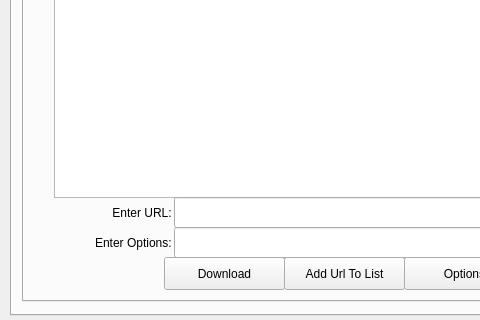
Old version of the form src/mainwindow.ui in the repository mhogomchungu/media-downloader; both pictures show x 0 to 480 and y 145 to 465 of the 823 by 465 pixel window.
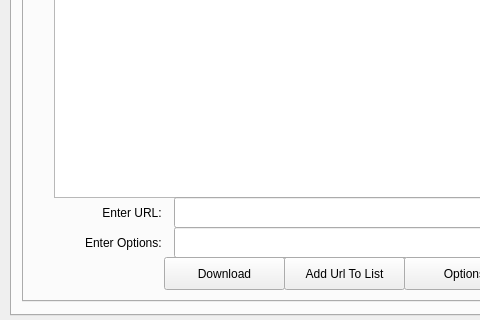
New version of the form. The open tabs and pages were chosen to show the change.

Commit message: clean the build system

Patch:
```diff
--- a/src/mainwindow.ui
+++ b/src/mainwindow.ui
@@ -235,7 +235,7 @@
          <rect>
           <x>0</x>
           <y>280</y>
-          <width>151</width>
+          <width>141</width>
           <height>31</height>
          </rect>
         </property>
@@ -290,7 +290,7 @@
          <rect>
           <x>0</x>
           <y>310</y>
-          <width>151</width>
+          <width>141</width>
           <height>31</height>
          </rect>
         </property>
```
Left out of the diff: 4 changed lines with no effect on the pictures. The commit also changes 1 other file.
